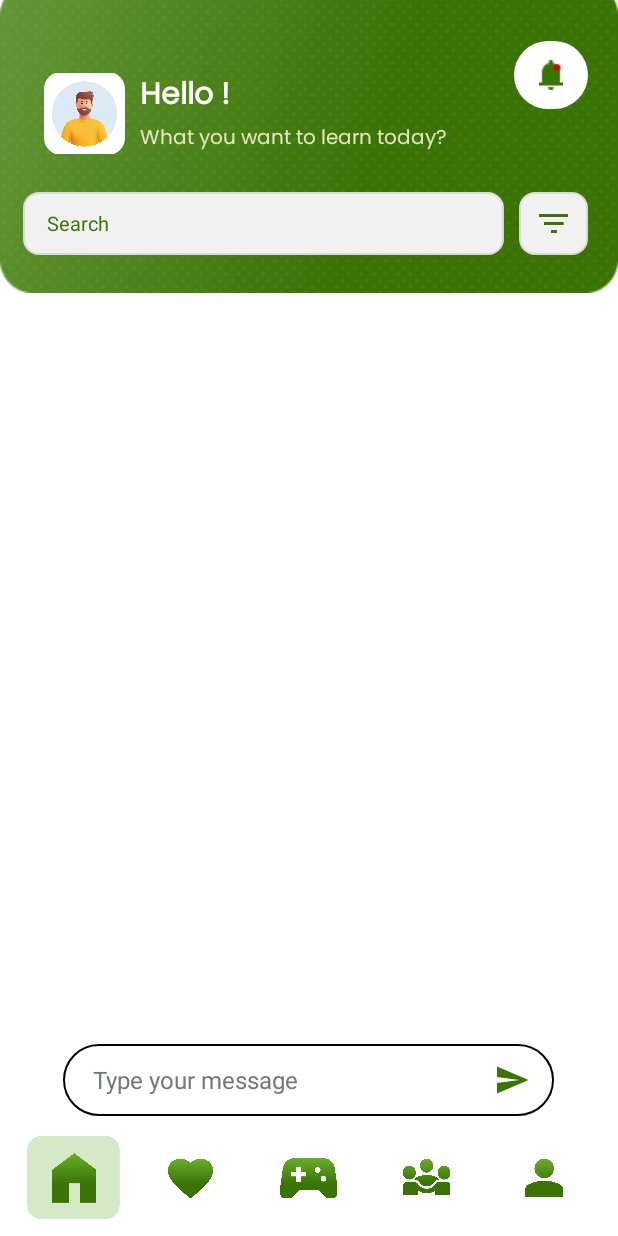
After one commit to mohamedrifa/DeafMute, an Android app: the fragment TextToSpeechFragment placed in its activity, on a phone screen of 412 x 824 dp. The commit adds this screen. Run offline under Robolectric (Android 15) with nearby library versions, the phone set to English and light mode, and no system bars; our stand-ins replace Firebase (no records; nobody signed in at launch, a user with empty details on screens opened directly).

Commit message:
20/11/2024
additional

```diff
--- a/app/src/main/AndroidManifest.xml
+++ b/app/src/main/AndroidManifest.xml
@@ -1,6 +1,9 @@
 <?xml version="1.0" encoding="utf-8"?>
 <manifest xmlns:android="http://schemas.android.com/apk/res/android"
     xmlns:tools="http://schemas.android.com/tools">
+    <uses-permission android:name="android.permission.RECORD_AUDIO" />
+    <uses-permission android:name="android.permission.INTERNET"/>
+    <uses-permission android:name="android.permission.ACCESS_NETWORK_STATE"/>
 
     <application
         android:allowBackup="true"
--- a/app/src/main/java/com/example/deafandmute/Community.java
+++ b/app/src/main/java/com/example/deafandmute/Community.java
@@ -143,7 +143,6 @@
             }
         });
     }
-
     private void setupKeyboardVisibilityListener(View rootView, View parentLayout) {
         rootView.getViewTreeObserver().addOnGlobalLayoutListener(() -> {
             Rect r = new Rect();
--- a/app/src/main/java/com/example/deafandmute/Home.java
+++ b/app/src/main/java/com/example/deafandmute/Home.java
@@ -4,6 +4,7 @@
 import android.view.LayoutInflater;
 import android.view.View;
 import android.view.ViewGroup;
+import android.widget.RelativeLayout;
 import android.widget.Toast;
 import androidx.annotation.NonNull;
 import androidx.annotation.Nullable;
@@ -26,6 +27,8 @@
  * create an instance of this fragment.
  */
 public class Home extends Fragment {
+
+    private RelativeLayout basicNeeds, signlanguage, textToSpeech, speechtoText;
     private RecyclerView recyclerView;
     private CourseAdapter courseAdapter;
     private List<Course> courseList = new ArrayList<>();
@@ -72,6 +75,44 @@
                 if (getContext() != null) {
                     Toast.makeText(getContext(), "Error: " + databaseError.getMessage(), Toast.LENGTH_SHORT).show();
                 }
+            }
+        });
+
+        basicNeeds = view.findViewById(R.id.BasicNeeds);
+        signlanguage = view.findViewById(R.id.SignLanguage);
+        textToSpeech = view.findViewById(R.id.TextToSpeech);
+        speechtoText = view.findViewById(R.id.SpeechToText);
+
+        basicNeeds.setOnClickListener(new View.OnClickListener() {
+            @Override
+            public void onClick(View v) {
+                requireActivity().getSupportFragmentManager().beginTransaction()
+                        .replace(R.id.fragment_container, new BasicNeeds())
+                        .commit();
+            }
+        });
+        signlanguage.setOnClickListener(new View.OnClickListener() {
+            @Override
+            public void onClick(View v) {
+                requireActivity().getSupportFragmentManager().beginTransaction()
+                        .replace(R.id.fragment_container, new SignLanguage())
+                        .commit();
+            }
+        });
+        textToSpeech.setOnClickListener(new View.OnClickListener() {
+            @Override
+            public void onClick(View v) {
+                requireActivity().getSupportFragmentManager().beginTransaction()
+                        .replace(R.id.fragment_container, new TextToSpeechFragment())
+                        .commit();
+            }
+        });
+        speechtoText.setOnClickListener(new View.OnClickListener() {
+            @Override
+            public void onClick(View v) {
+                requireActivity().getSupportFragmentManager().beginTransaction()
+                        .replace(R.id.fragment_container, new SpeechToText())
+                        .commit();
             }
         });
         return view;
--- /dev/null
+++ b/app/src/main/java/com/example/deafandmute/SavedTextAdapter.java
@@ -0,0 +1,63 @@
+package com.example.deafandmute;
+
+import android.view.LayoutInflater;
+import android.view.View;
+import android.view.ViewGroup;
+import android.widget.LinearLayout;
+import android.widget.TextView;
+
+import androidx.recyclerview.widget.RecyclerView;
+
+import java.util.List;
+
+public class SavedTextAdapter extends RecyclerView.Adapter<SavedTextAdapter.ViewHolder> {
+    private List<String> savedTexts;
+    private OnItemClickListener onItemClickListener;
+
+    public interface OnItemClickListener {
+        void onItemClick(String text);
+    }
+
+    public SavedTextAdapter(List<String> savedTexts, OnItemClickListener onItemClickListener) {
+        this.savedTexts = savedTexts;
+        this.onItemClickListener = onItemClickListener;
+    }
+    @Override
+    public ViewHolder onCreateViewHolder(ViewGroup parent, int viewType) {
+        View view = LayoutInflater.from(parent.getContext()).inflate(R.layout.item_saved_text, parent, false);
+        return new ViewHolder(view);
+    }
+
+    @Override
+    public void onBindViewHolder(ViewHolder holder, int position) {
+        String savedText = savedTexts.get(position);
+        holder.savedTextTextView.setText(savedText);
+        holder.itemView.setOnClickListener(new View.OnClickListener() {
+            @Override
+            public void onClick(View v) {
+                holder.spoke.setVisibility(View.VISIBLE);
+                onItemClickListener.onItemClick(savedText);
+                int length = savedText.length();
+                if(length<=2)
+                    holder.spoke.postDelayed(() -> holder.spoke.setVisibility(View.GONE), (length*900));
+                else if(length>2 && length<=10)
+                    holder.spoke.postDelayed(() -> holder.spoke.setVisibility(View.GONE), (length*600));
+                else
+                    holder.spoke.postDelayed(() -> holder.spoke.setVisibility(View.GONE), (length*50));
+            }
+        });
+    }
+    @Override
+    public int getItemCount() {
+        return savedTexts.size();
+    }
+    public static class ViewHolder extends RecyclerView.ViewHolder {
+        TextView savedTextTextView;
+        LinearLayout spoke;
+        public ViewHolder(View itemView) {
+            super(itemView);
+            savedTextTextView = itemView.findViewById(R.id.savedTextTextView);
+            spoke = itemView.findViewById(R.id.speaking);
+        }
+    }
+}
--- /dev/null
+++ b/app/src/main/java/com/example/deafandmute/TextToSpeechFragment.java
@@ -0,0 +1,155 @@
+package com.example.deafandmute;
+
+import android.graphics.Rect;
+import android.os.Bundle;
+import android.view.LayoutInflater;
+import android.view.View;
+import android.view.ViewGroup;
+import android.widget.Button;
+import android.speech.tts.TextToSpeech;
+import android.widget.ImageButton;
+import android.widget.LinearLayout;
+import android.widget.Toast;
+
+import androidx.fragment.app.Fragment;
+import androidx.recyclerview.widget.LinearLayoutManager;
+import androidx.recyclerview.widget.RecyclerView;
+
+import com.google.android.material.textfield.TextInputEditText;
+import com.google.firebase.auth.FirebaseAuth;
+import com.google.firebase.auth.FirebaseUser;
+import com.google.firebase.database.DatabaseReference;
+import com.google.firebase.database.FirebaseDatabase;
+import com.google.firebase.database.ValueEventListener;
+import com.google.firebase.database.DataSnapshot;
+import com.google.firebase.database.DatabaseError;
+
+import java.util.ArrayList;
+import java.util.List;
+import java.util.Locale;
+
+public class TextToSpeechFragment extends Fragment {
+
+    private TextToSpeech textToSpeech;
+    private TextInputEditText inputText;
+    private ImageButton speakButton;
+    private RecyclerView savedTextsRecyclerView;
+    private List<String> savedTexts;
+    private SavedTextAdapter savedTextAdapter;
+    private LinearLayout inputLayout;
+    private DatabaseReference database;
+
+    @Override
+    public View onCreateView(LayoutInflater inflater, ViewGroup container,
+                             Bundle savedInstanceState) {
+        View view = inflater.inflate(R.layout.fragment_text_to_speech, container, false);
+
+        // Initialize Views
+        inputText = view.findViewById(R.id.inputText);
+        speakButton = view.findViewById(R.id.speakButton);
+        savedTextsRecyclerView = view.findViewById(R.id.savedTextsRecyclerView);
+        inputLayout = view.findViewById(R.id.inputLayout);
+
+        savedTexts = new ArrayList<>();
+        savedTextAdapter = new SavedTextAdapter(savedTexts, new SavedTextAdapter.OnItemClickListener() {
+            @Override
+            public void onItemClick(String text) {
+                speakOut(text);
+            }
+        });
+        savedTextsRecyclerView.setAdapter(savedTextAdapter);
+        savedTextsRecyclerView.setLayoutManager(new LinearLayoutManager(getContext()));
+
+        setupKeyboardVisibilityListener(view, inputLayout);
+
+        // Initialize Firebase Database reference
+        database = FirebaseDatabase.getInstance().getReference();
+        String userId = FirebaseAuth.getInstance().getCurrentUser().getUid();
+
+        // Save the entered text to Firebase when speak button is clicked
+        speakButton.setOnClickListener(v -> {
+            String text = inputText.getText().toString();
+            if (!text.isEmpty()) {
+                database.child("users").child(userId).child("savedTexts").push().setValue(text)
+                        .addOnCompleteListener(task -> {
+                            if (!task.isSuccessful()) {
+                                Toast.makeText(getContext(), "Failed...", Toast.LENGTH_SHORT).show();
+                            }
+                        });
+                speakOut(text);
+                inputText.setText("");
+            } else {
+                Toast.makeText(getContext(), "Please enter text to speak", Toast.LENGTH_SHORT).show();
+            }
+        });
+
+        // Initialize TextToSpeech
+        textToSpeech = new TextToSpeech(getContext(), status -> {
+            if (status == TextToSpeech.SUCCESS) {
+                int langResult = textToSpeech.setLanguage(Locale.US);
+                if (langResult == TextToSpeech.LANG_MISSING_DATA | langResult == TextToSpeech.LANG_NOT_SUPPORTED) {
+                    Toast.makeText(getContext(), "Language not supported or missing data", Toast.LENGTH_SHORT).show();
+                }
+            } else {
+                Toast.makeText(getContext(), "Initialization failed", Toast.LENGTH_SHORT).show();
+            }
+        });
+
+        // Load saved texts from Firebase
+        loadSavedTexts(userId);
+
+        return view;
+    }
+
+    // Method to load saved texts from Firebase
+    private void loadSavedTexts(String userId) {
+        database.child("users").child(userId).child("savedTexts").addValueEventListener(new ValueEventListener() {
+            @Override
+            public void onDataChange(DataSnapshot dataSnapshot) {
+                savedTexts.clear(); // Clear the list before adding new texts
+                for (DataSnapshot snapshot : dataSnapshot.getChildren()) {
+                    String savedText = snapshot.getValue(String.class);
+                    savedTexts.add(savedText); // Add the saved text to the list
+                }
+                savedTextAdapter.notifyDataSetChanged();
+                if (savedTextAdapter.getItemCount() > 0) {
+                    savedTextsRecyclerView.scrollToPosition(savedTextAdapter.getItemCount() - 1);
+                }
+
+            }
+
+            @Override
+            public void onCancelled(DatabaseError databaseError) {
+                Toast.makeText(getContext(), "Failed to load saved texts", Toast.LENGTH_SHORT).show();
+            }
+        });
+    }
+
+    // Method to speak the input text
+    private void speakOut(String text) {
+        textToSpeech.speak(text, TextToSpeech.QUEUE_FLUSH, null, null);
+    }
+    @Override
+    public void onDestroy() {
+        if (textToSpeech != null) {
+            textToSpeech.stop();
+            textToSpeech.shutdown();
+        }
+        super.onDestroy();
+    }
+
+    private void setupKeyboardVisibilityListener(View rootView, View parentLayout) {
+        rootView.getViewTreeObserver().addOnGlobalLayoutListener(() -> {
+            Rect r = new Rect();
+            rootView.getWindowVisibleDisplayFrame(r);
+            int screenHeight = rootView.getRootView().getHeight();
+            int keypadHeight = screenHeight - r.bottom;
+
+            if (keypadHeight > screenHeight * 0.15) { // Keyboard is visible
+                parentLayout.setTranslationY(-30); // Directly move up by keypad height
+            } else {
+                parentLayout.setTranslationY(0); // Reset to default position
+            }
+        });
+    }
+}
--- a/app/src/main/res/drawable/current_message.xml
+++ b/app/src/main/res/drawable/current_message.xml
@@ -7,7 +7,7 @@
                 android:startColor="#3A7306"
                 android:endColor="#6AAD2B"
                 android:type="linear" />
-            <corners android:radius="250dp" />
+            <corners android:radius="25dp" />
         </shape>
     </item>
 </layer-list>
--- a/app/src/main/res/drawable/others_message.xml
+++ b/app/src/main/res/drawable/others_message.xml
@@ -3,13 +3,13 @@
     <item>
         <shape android:shape="rectangle">
             <solid android:color="#808080"/>
-            <corners android:radius="250dp"/>
+            <corners android:radius="25dp"/>
         </shape>
     </item>
     <item android:right="2dp" android:bottom="2dp">
         <shape android:shape="rectangle">
             <solid android:color="#F2F4F5"/>
-            <corners android:radius="250dp"/>
+            <corners android:radius="25dp"/>
         </shape>
     </item>
 </layer-list>
--- a/app/src/main/res/layout/activity_home_page.xml
+++ b/app/src/main/res/layout/activity_home_page.xml
@@ -10,12 +10,12 @@
 
     <FrameLayout
         android:layout_width="match_parent"
-        android:layout_height="wrap_content"
+        android:layout_height="match_parent"
         android:id="@+id/fragment_container"
         android:layout_marginTop="175dp"/>
 
     <LinearLayout
-        android:layout_width="412dp"
+        android:layout_width="match_parent"
         android:layout_height="207dp"
         android:layout_marginTop="-12sp"
         android:orientation="vertical"
--- a/app/src/main/res/layout/fragment_home.xml
+++ b/app/src/main/res/layout/fragment_home.xml
@@ -37,20 +37,24 @@
                             <RelativeLayout
                                 android:layout_width="195dp"
                                 android:layout_height="243dp"
+                                android:id="@+id/BasicNeeds"
                                 android:background="@drawable/recomended1"/>
                             <RelativeLayout
                                 android:layout_width="195dp"
                                 android:layout_height="243dp"
+                                android:id="@+id/SignLanguage"
                                 android:layout_marginLeft="18dp"
                                 android:background="@drawable/recomended2"/>
                             <RelativeLayout
                                 android:layout_width="195dp"
                                 android:layout_height="243dp"
+                                android:id="@+id/TextToSpeech"
                                 android:layout_marginLeft="18dp"
                                 android:background="@drawable/recomended3"/>
                             <RelativeLayout
                                 android:layout_width="195dp"
                                 android:layout_height="243dp"
+                                android:id="@+id/SpeechToText"
                                 android:layout_marginLeft="18dp"
                                 android:background="@drawable/recomended4"/>
                         </LinearLayout>
--- /dev/null
+++ b/app/src/main/res/layout/fragment_text_to_speech.xml
@@ -0,0 +1,52 @@
+<?xml version="1.0" encoding="utf-8"?>
+<FrameLayout xmlns:android="http://schemas.android.com/apk/res/android"
+    xmlns:tools="http://schemas.android.com/tools"
+    android:layout_width="match_parent"
+    android:layout_height="match_parent"
+    tools:context=".TextToSpeechFragment">
+    <LinearLayout
+        android:layout_width="match_parent"
+        android:layout_height="match_parent"
+        android:gravity="bottom"
+        android:layout_marginBottom="80dp"
+        android:layout_marginTop="20dp"
+        android:orientation="vertical">
+        <androidx.recyclerview.widget.RecyclerView
+            android:id="@+id/savedTextsRecyclerView"
+            android:layout_width="match_parent"
+            android:layout_height="0dp"
+            android:layout_weight="1" />
+        <LinearLayout
+            android:layout_width="match_parent"
+            android:layout_height="48dp"
+            android:orientation="vertical"
+            android:layout_gravity="bottom"
+            android:id="@+id/inputLayout"
+            android:gravity="center_horizontal">
+            <LinearLayout
+                android:layout_width="327dp"
+                android:layout_height="48dp"
+                android:gravity="center_vertical"
+                android:background="@drawable/community_text_bar"
+                android:orientation="horizontal">
+                <com.google.android.material.textfield.TextInputEditText
+                    android:layout_width="261dp"
+                    android:layout_height="match_parent"
+                    android:hint="Type your message"
+                    android:id="@+id/inputText"
+                    android:background="@color/trans"
+                    android:layout_marginStart="20dp"
+                    android:textColorHint="#72777A"
+                    android:textColor="@color/black"
+                    android:textSize="16dp" />
+                <ImageButton
+                    android:id="@+id/speakButton"
+                    android:layout_width="36dp"
+                    android:layout_height="36dp"
+                    android:background="@color/trans"
+                    android:src="@drawable/send_icon"/>
+            </LinearLayout>
+        </LinearLayout>
+    </LinearLayout>
+
+</FrameLayout>
```
Also changed, not shown: app/src/main/java/com/example/deafandmute/BasicNeeds.java (added, +64 -0 lines), app/src/main/java/com/example/deafandmute/SignLanguage.java (added, +64 -0 lines), app/src/main/java/com/example/deafandmute/SpeechToText.java (added, +157 -0 lines), app/src/main/res/layout/fragment_basic_needs.xml (added, +20 -0 lines), app/src/main/res/layout/fragment_sign_language.xml (added, +20 -0 lines), app/src/main/res/layout/fragment_speech_to_text.xml (added, +48 -0 lines), app/src/main/res/layout/item_saved_text.xml (added, +45 -0 lines), app/src/main/res/drawable/micoff.png (added), app/src/main/res/drawable/micon.png (added), app/src/main/res/drawable/speeking.png (added).
